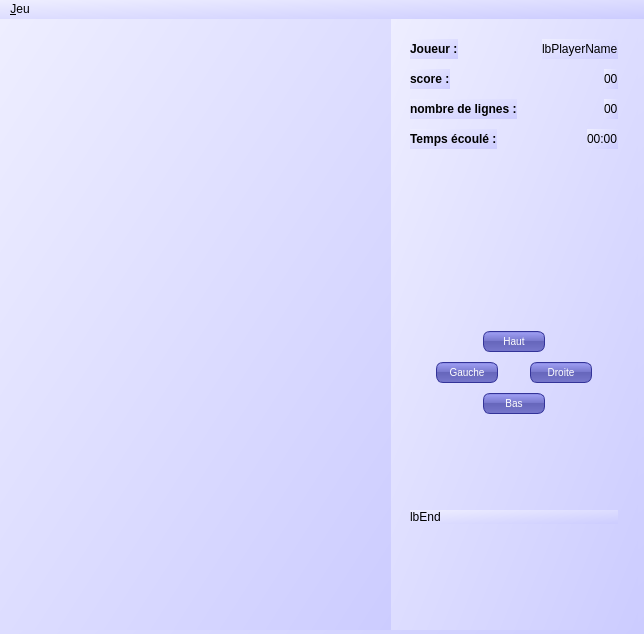
This is view/mwtetris.ui in g-jouret/projetTetris as Qt 5 draws it before an edit. The edited form follows.
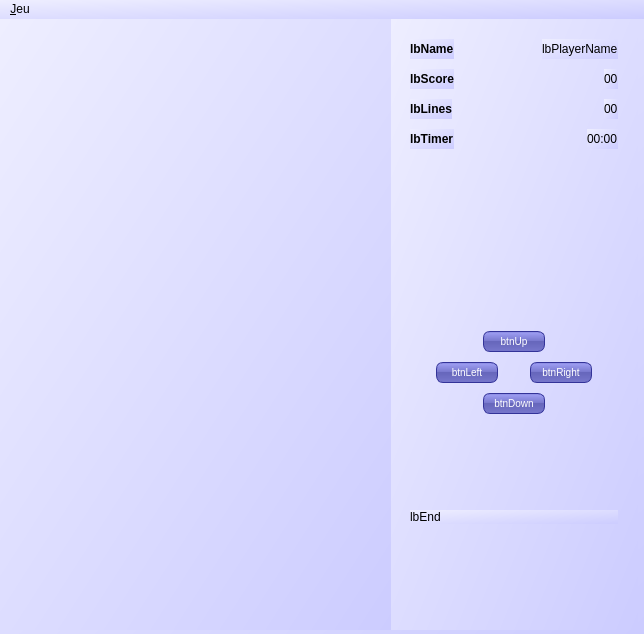
This is the edited form.

The edit to the form file:
```diff
--- a/view/mwtetris.ui
+++ b/view/mwtetris.ui
@@ -62,7 +62,7 @@
           <string notr="true">QLabel {font-weight: bold; }</string>
          </property>
          <property name="text">
-          <string>Joueur :</string>
+          <string>lbName</string>
          </property>
         </widget>
        </item>
@@ -96,7 +96,7 @@
           <string notr="true">QLabel {font-weight: bold; }</string>
          </property>
          <property name="text">
-          <string>score :</string>
+          <string>lbScore</string>
          </property>
         </widget>
        </item>
@@ -130,7 +130,7 @@
           <string notr="true">QLabel {font-weight: bold; }</string>
          </property>
          <property name="text">
-          <string>nombre de lignes :</string>
+          <string>lbLines</string>
          </property>
         </widget>
        </item>
@@ -164,7 +164,7 @@
           <string notr="true">QLabel {font-weight: bold; }</string>
          </property>
          <property name="text">
-          <string>Temps écoulé :</string>
+          <string>lbTimer</string>
          </property>
         </widget>
        </item>
@@ -279,7 +279,7 @@
 }</string>
          </property>
          <property name="text">
-          <string>Haut</string>
+          <string>btnUp</string>
          </property>
          <property name="shortcut">
           <string>Up</string>
@@ -338,7 +338,7 @@
 }</string>
          </property>
          <property name="text">
-          <string>Gauche</string>
+          <string>btnLeft</string>
          </property>
          <property name="shortcut">
           <string>Left</string>
@@ -374,7 +374,7 @@
 }</string>
          </property>
          <property name="text">
-          <string>Droite</string>
+          <string>btnRight</string>
          </property>
          <property name="shortcut">
           <string>Right</string>
@@ -433,7 +433,7 @@
 }</string>
          </property>
          <property name="text">
-          <string>Bas</string>
+          <string>btnDown</string>
          </property>
          <property name="shortcut">
           <string>Down</string>
```
